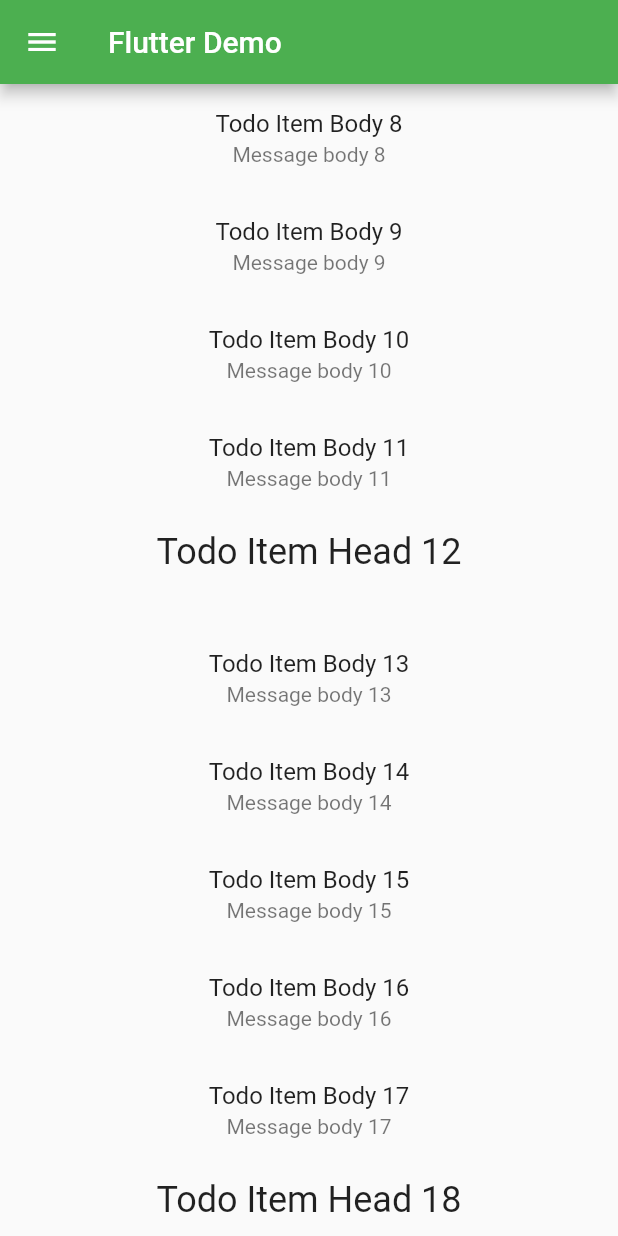
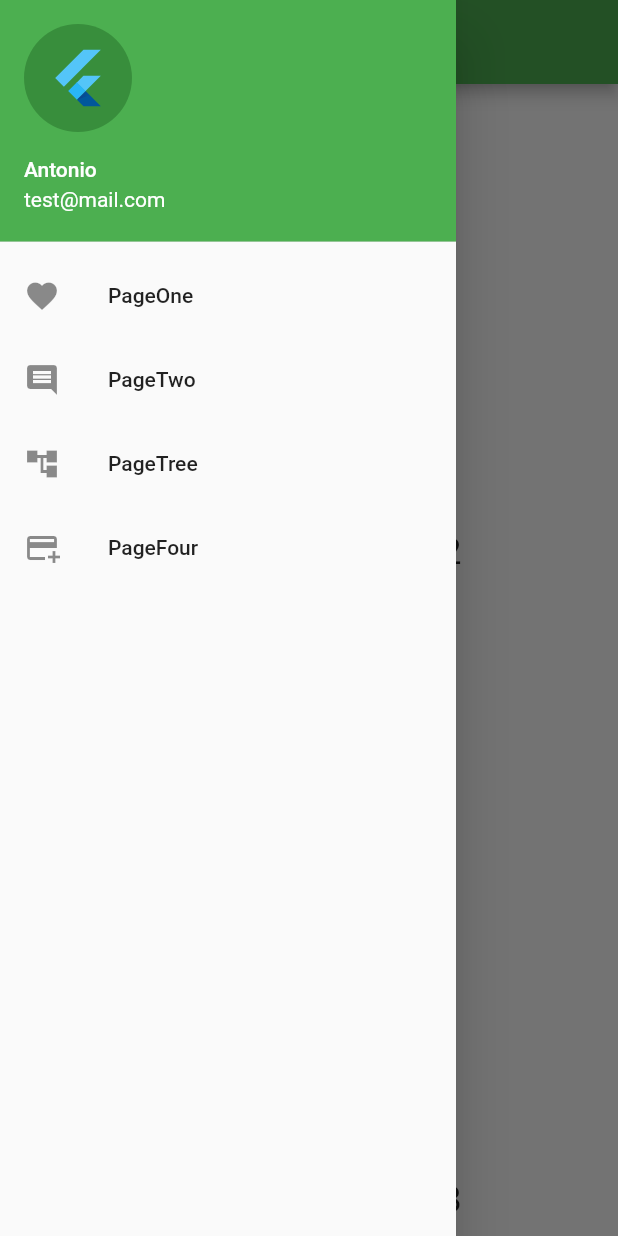
Before and after one commit to AntonioVirgone/todo-flutter, a Flutter app: the screen it shows after launch, scrolled down 576 dp, after a tap on the "menu" icon, on a phone screen of 412 x 824 dp. Run offline on Flutter 3.47's test engine with Material 2 defaults, Android fonts, the phone set to English and light mode, and no system bars.

Commit message:
add menu and routes

```diff
--- /dev/null
+++ b/lib/component/menu/NavDrawer.dart
@@ -0,0 +1,40 @@
+import 'package:flutter/material.dart';
+import 'package:todo/component/menu/NavDrawerItem.dart';
+import 'package:todo/route/PageRoute.dart';
+
+abstract class NavDrawer {
+  Widget buildHeader(BuildContext context);
+
+  Widget buildItems(BuildContext context);
+}
+
+class NavDrawerImpl implements NavDrawer {
+  final String username;
+  final String email;
+
+  NavDrawerImpl(this.username, this.email);
+
+  @override
+  Widget buildHeader(BuildContext context) {
+    return UserAccountsDrawerHeader(
+      accountName: Text(username),
+      accountEmail: Text(email),
+      currentAccountPicture: const CircleAvatar(
+        child: FlutterLogo(size: 42.0),
+      ),
+    );
+  }
+
+  @override
+  Widget buildItems(BuildContext context) {
+    return ListView(
+      children: [
+        buildHeader(context),
+        NavDrawerItem("PageOne", Icons.favorite, const FirstRoute()).buildItem(context),
+        NavDrawerItem("PageTwo", Icons.comment, const SecondRoute()).buildItem(context),
+        NavDrawerItem("PageTree", Icons.account_tree, const FirstRoute()).buildItem(context),
+        NavDrawerItem("PageFour", Icons.add_card, const SecondRoute()).buildItem(context),
+      ],
+    );
+  }
+}
--- /dev/null
+++ b/lib/component/menu/NavDrawerItem.dart
@@ -0,0 +1,22 @@
+import 'package:flutter/material.dart';
+
+class NavDrawerItem {
+  final String title;
+  final IconData icon;
+  final StatelessWidget page;
+
+  NavDrawerItem(this.title, this.icon, this.page);
+
+  Widget buildItem(BuildContext context) {
+    return ListTile(
+      title: Text(title),
+      leading: Icon(icon),
+      onTap: () {
+        Navigator.push(
+          context,
+          MaterialPageRoute(builder: (context) => page),
+        );
+      },
+    );
+  }
+}
--- /dev/null
+++ b/lib/component/page/PageDrawer.dart
@@ -0,0 +1,28 @@
+import 'package:flutter/material.dart';
+
+import 'TodoItem.dart';
+
+abstract class PageDrawer {
+  Widget buildPage(BuildContext context);
+}
+
+class PageDrawerImpl implements PageDrawer {
+  final List<TodoItem> items;
+
+  PageDrawerImpl(this.items);
+
+  @override
+  Widget buildPage(BuildContext context) {
+    return ListView.builder(
+      itemCount: items.length,
+      itemBuilder: (context, index) {
+        final item = items[index];
+        return ListTile(
+          title: item.buildTitle(context),
+          subtitle: item.buildSubtitle(context),
+        );
+      },
+    );
+  }
+
+}
--- a/lib/TodoItem.dart
+++ b/lib/component/page/TodoItem.dart
@@ -2,7 +2,6 @@ import 'package:flutter/material.dart';
 
 abstract class TodoItem {
   Widget buildTitle(BuildContext context);
-
   Widget buildSubtitle(BuildContext context);
 }
 
--- a/lib/main.dart
+++ b/lib/main.dart
@@ -1,8 +1,10 @@
 import 'package:flutter/material.dart';
-import 'package:todo/TodoItem.dart';
+import 'package:todo/component/menu/NavDrawer.dart';
+import 'package:todo/component/page/PageDrawer.dart';
+import 'package:todo/component/page/TodoItem.dart';
 
 void main() {
-  runApp(MyApp());
+  runApp(const MaterialApp(home: MyApp(),));
 }
 
 class MyApp extends StatelessWidget {
@@ -48,15 +50,9 @@ class MyAppExample extends StatelessWidget {
             },
           ),
         ),
-        body: ListView.builder(
-          itemCount: items.length,
-          itemBuilder: (context, index) {
-            final item = items[index];
-            return ListTile(
-              title: item.buildTitle(context),
-              subtitle: item.buildSubtitle(context),
-            );
-          },
+        body: PageDrawerImpl(items).buildPage(context),
+        drawer: Drawer(
+          child: NavDrawerImpl('Antonio', 'test@mail.com').buildItems(context),
         ),
       ),
     );
```
Also changed, not shown: lib/route/PageRoute.dart (added, +43 -0 lines), 1 other file.
